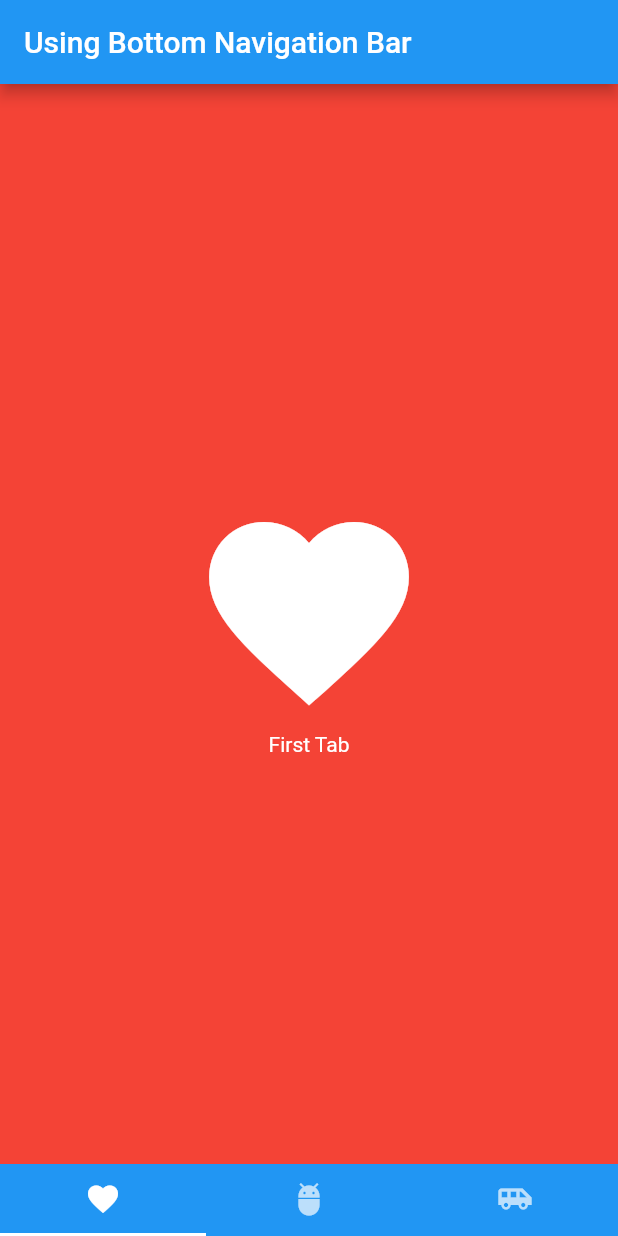
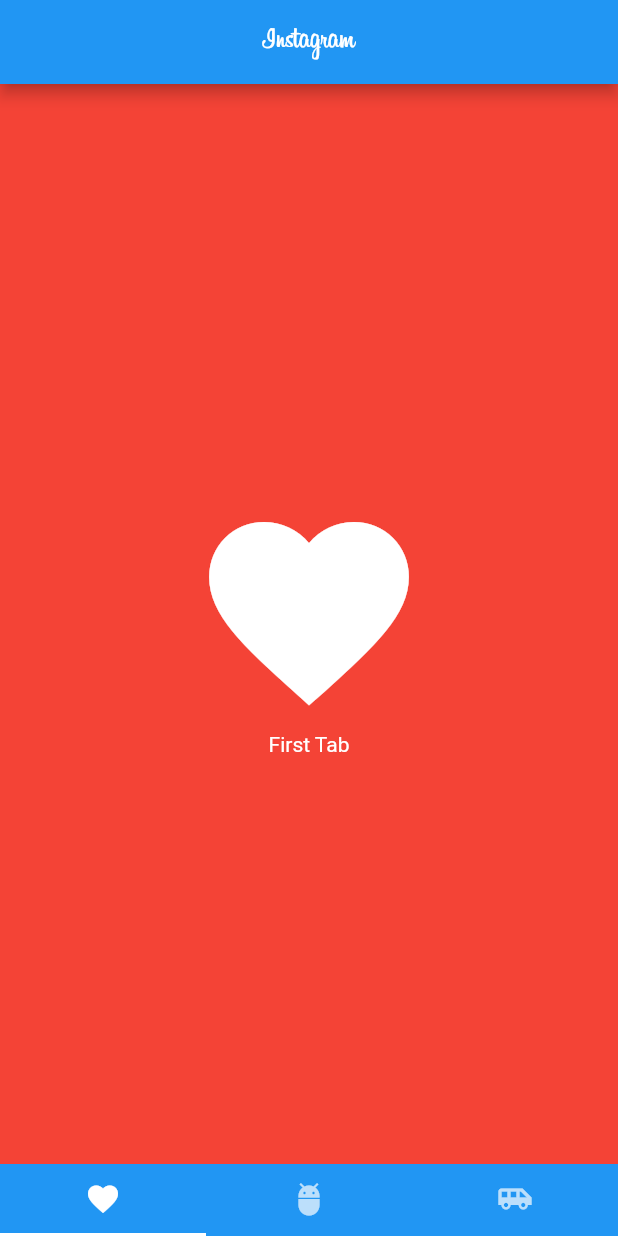
Before and after one commit to Siddhant-Pageni/Flutter-Custom, a Flutter app: the screen it shows after launch, on a phone screen of 412 x 824 dp. Run offline on Flutter 3.47's test engine with Material 2 defaults, Android fonts, the phone set to English and light mode, and no system bars.

Commit message:
Add custom font

```diff
--- a/insta_clone/lib/main.dart
+++ b/insta_clone/lib/main.dart
@@ -40,12 +40,6 @@ class MyHomeState extends State<MyHome> with SingleTickerProviderStateMixin {
   Widget build(BuildContext context) {
     return new Scaffold(
       // Appbar
-      appBar: new AppBar(
-        // Title
-        title: new Text("Using Bottom Navigation Bar"),
-        // Set the background color of the App Bar
-        backgroundColor: Colors.blue,
-      ),
       // Set the TabBar view as the body of the Scaffold
       body: new TabBarView(
         // Add tabs as widgets
--- a/insta_clone/lib/tabs/first.dart
+++ b/insta_clone/lib/tabs/first.dart
@@ -4,6 +4,13 @@ class FirstTab extends StatelessWidget {
   @override
   Widget build(BuildContext context) {
     return new Scaffold(
+      appBar: new AppBar(
+        // Title
+          title:
+          new Text("Instagram", style: TextStyle(fontFamily: 'Billabong')),
+          // Set the background color of the App Bar
+          backgroundColor: Colors.blue,
+          centerTitle: true),
       backgroundColor: Colors.red,
       body: new Container(
         child: new Center(
```
Also changed, not shown: insta_clone/pubspec.yaml (+4 -36 lines), insta_clone/fonts/Billabong.ttf (added).
